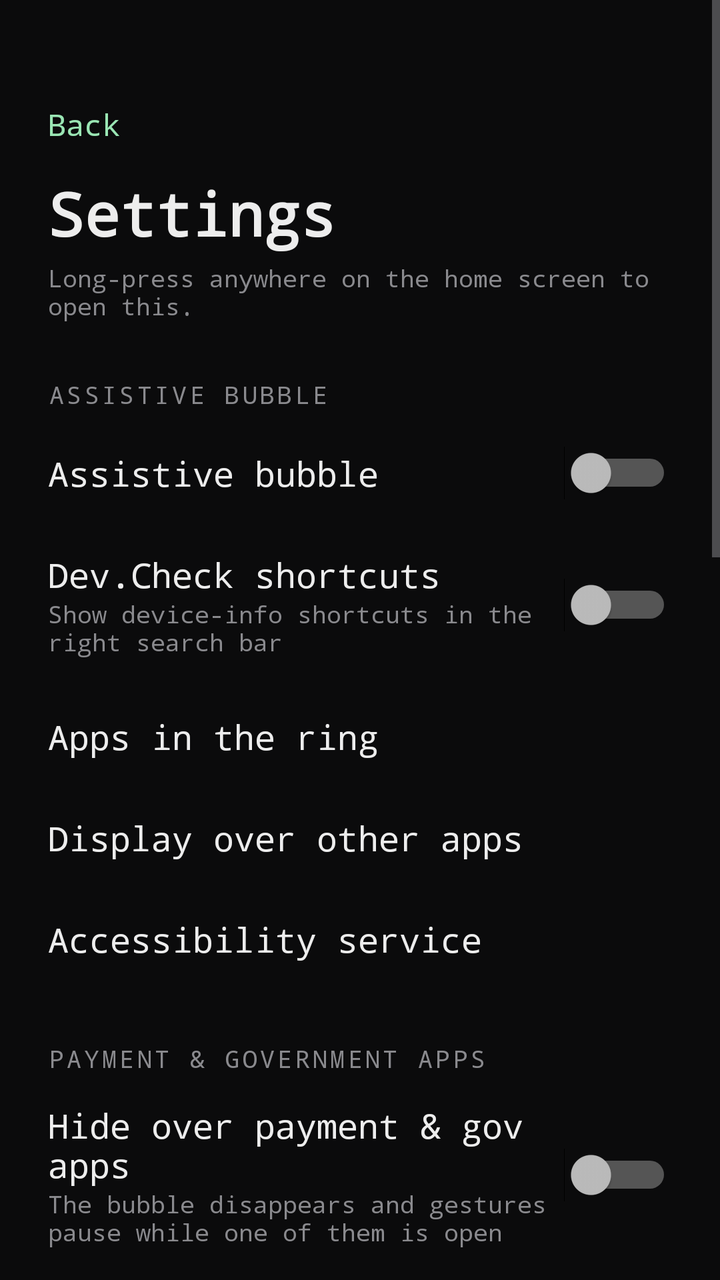
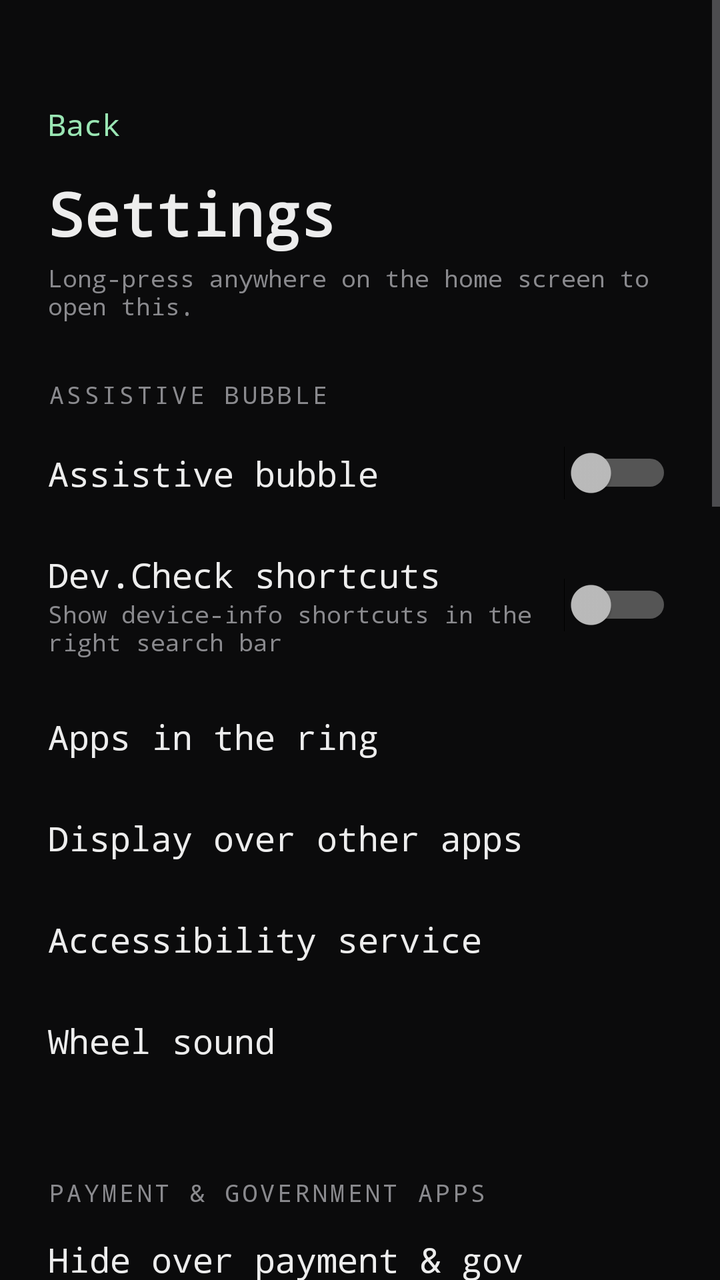

Two renders of the same Android screen: before a commit and after it. Below are the layout's source before the change and the commit's diff.
<!-- AndroidManifest.xml: activity theme Theme.LowDistraction -->
<!-- res/layout/activity_settings.xml -->
<?xml version="1.0" encoding="utf-8"?>
<ScrollView xmlns:android="http://schemas.android.com/apk/res/android"
    android:layout_width="match_parent"
    android:layout_height="match_parent"
    android:background="@color/background"
    android:fillViewport="true">

    <LinearLayout
        android:layout_width="match_parent"
        android:layout_height="wrap_content"
        android:orientation="vertical"
        android:paddingStart="24dp"
        android:paddingTop="44dp"
        android:paddingEnd="24dp"
        android:paddingBottom="40dp">

        <TextView
            android:id="@+id/back"
            android:layout_width="wrap_content"
            android:layout_height="wrap_content"
            android:paddingTop="8dp"
            android:paddingBottom="8dp"
            android:text="@string/settings_back"
            android:textColor="@color/accent"
            android:textSize="15sp"
            android:fontFamily="monospace" />

        <TextView
            android:layout_width="wrap_content"
            android:layout_height="wrap_content"
            android:layout_marginTop="6dp"
            android:text="@string/settings_title"
            android:textColor="@color/textPrimary"
            android:textSize="30sp"
            android:textStyle="bold"
            android:fontFamily="monospace" />

        <TextView
            android:layout_width="match_parent"
            android:layout_height="wrap_content"
            android:layout_marginTop="4dp"
            android:text="@string/settings_hint_long_press"
            android:textColor="@color/textSecondary"
            android:textSize="12sp"
            android:fontFamily="monospace" />

        
        <TextView
            android:layout_width="wrap_content"
            android:layout_height="wrap_content"
            android:layout_marginTop="28dp"
            android:text="@string/settings_section_bubble"
            android:textColor="@color/textSecondary"
            android:textSize="12sp"
            android:letterSpacing="0.12"
            android:fontFamily="monospace" />

        <LinearLayout
            android:layout_width="match_parent"
            android:layout_height="wrap_content"
            android:layout_marginTop="6dp"
            android:gravity="center_vertical"
            android:orientation="horizontal">

            <TextView
                android:layout_width="0dp"
                android:layout_height="wrap_content"
                android:layout_weight="1"
                android:paddingTop="14dp"
                android:paddingBottom="14dp"
                android:text="@string/bubble_settings"
                android:textColor="@color/textPrimary"
                android:textSize="17sp"
                android:fontFamily="monospace" />

            <Switch
                android:id="@+id/bubble_switch"
                android:layout_width="wrap_content"
                android:layout_height="wrap_content" />
        </LinearLayout>

        <LinearLayout
            android:layout_width="match_parent"
            android:layout_height="wrap_content"
            android:gravity="center_vertical"
            android:orientation="horizontal">

            <LinearLayout
                android:layout_width="0dp"
                android:layout_height="wrap_content"
                android:layout_weight="1"
                android:orientation="vertical"
                android:paddingTop="14dp"
                android:paddingBottom="14dp">

                <TextView
                    android:layout_width="match_parent"
                    android:layout_height="wrap_content"
                    android:text="@string/settings_row_devcheck"
                    android:textColor="@color/textPrimary"
                    android:textSize="17sp"
                    android:fontFamily="monospace" />

                <TextView
                    android:layout_width="match_parent"
                    android:layout_height="wrap_content"
                    android:text="@string/settings_devcheck_desc"
                    android:textColor="@color/textSecondary"
                    android:textSize="12sp"
                    android:fontFamily="monospace" />
            </LinearLayout>

            <Switch
                android:id="@+id/devcheck_switch"
                android:layout_width="wrap_content"
                android:layout_height="wrap_content" />
        </LinearLayout>

        <TextView
            android:id="@+id/row_pick_apps"
            android:layout_width="match_parent"
            android:layout_height="wrap_content"
            android:background="?android:attr/selectableItemBackground"
            android:paddingTop="14dp"
            android:paddingBottom="14dp"
            android:text="@string/settings_row_pick_apps"
            android:textColor="@color/textPrimary"
            android:textSize="17sp"
            android:fontFamily="monospace" />

        <TextView
            android:id="@+id/row_overlay"
            android:layout_width="match_parent"
            android:layout_height="wrap_content"
            android:background="?android:attr/selectableItemBackground"
            android:paddingTop="14dp"
            android:paddingBottom="14dp"
            android:text="@string/settings_row_overlay"
            android:textColor="@color/textPrimary"
            android:textSize="17sp"
            android:fontFamily="monospace" />

        <TextView
            android:id="@+id/row_accessibility"
            android:layout_width="match_parent"
            android:layout_height="wrap_content"
            android:background="?android:attr/selectableItemBackground"
            android:paddingTop="14dp"
            android:paddingBottom="14dp"
            android:text="@string/settings_row_accessibility"
            android:textColor="@color/textPrimary"
            android:textSize="17sp"
            android:fontFamily="monospace" />

        
        <TextView
            android:layout_width="wrap_content"
            android:layout_height="wrap_content"
            android:layout_marginTop="26dp"
            android:text="@string/settings_section_privacy"
            android:textColor="@color/textSecondary"
            android:textSize="12sp"
            android:letterSpacing="0.12"
            android:fontFamily="monospace" />

        <LinearLayout
            android:layout_width="match_parent"
            android:layout_height="wrap_content"
            android:gravity="center_vertical"
            android:orientation="horizontal">

            <LinearLayout
                android:layout_width="0dp"
                android:layout_height="wrap_content"
                android:layout_weight="1"
                android:orientation="vertical"
                android:paddingTop="14dp"
                android:paddingBottom="14dp">

                <TextView
                    android:layout_width="match_parent"
                    android:layout_height="wrap_content"
                    android:text="@string/settings_row_sensitive"
                    android:textColor="@color/textPrimary"
                    android:textSize="17sp"
                    android:fontFamily="monospace" />

                <TextView
                    android:layout_width="match_parent"
                    android:layout_height="wrap_content"
                    android:text="@string/settings_sensitive_desc"
                    android:textColor="@color/textSecondary"
                    android:textSize="12sp"
                    android:fontFamily="monospace" />
            </LinearLayout>

            <Switch
                android:id="@+id/sensitive_switch"
                android:layout_width="wrap_content"
                android:layout_height="wrap_content" />
        </LinearLayout>

        <TextView
            android:id="@+id/row_sensitive_manage"
            android:layout_width="match_parent"
            android:layout_height="wrap_content"
            android:background="?android:attr/selectableItemBackground"
            android:paddingTop="14dp"
            android:paddingBottom="14dp"
            android:text="@string/settings_row_sensitive_manage"
            android:textColor="@color/textPrimary"
            android:textSize="17sp"
            android:fontFamily="monospace" />

        <LinearLayout
            android:layout_width="match_parent"
            android:layout_height="wrap_content"
            android:gravity="center_vertical"
            android:orientation="horizontal">

            <LinearLayout
                android:layout_width="0dp"
                android:layout_height="wrap_content"
                android:layout_weight="1"
                android:orientation="vertical"
                android:paddingTop="14dp"
                android:paddingBottom="14dp">

                <TextView
                    android:layout_width="match_parent"
                    android:layout_height="wrap_content"
                    android:text="@string/settings_row_strict"
                    android:textColor="@color/textPrimary"
                    android:textSize="17sp"
                    android:fontFamily="monospace" />

                <TextView
                    android:layout_width="match_parent"
                    android:layout_height="wrap_content"
                    android:text="@string/settings_strict_desc"
                    android:textColor="@color/textSecondary"
                    android:textSize="12sp"
                    android:fontFamily="monospace" />
            </LinearLayout>

            <Switch
                android:id="@+id/strict_switch"
                android:layout_width="wrap_content"
                android:layout_height="wrap_content" />
        </LinearLayout>

        
        <TextView
            android:layout_width="wrap_content"
            android:layout_height="wrap_content"
            android:layout_marginTop="26dp"
            android:text="@string/settings_section_launcher"
            android:textColor="@color/textSecondary"
            android:textSize="12sp"
            android:letterSpacing="0.12"
            android:fontFamily="monospace" />

        <TextView
            android:id="@+id/row_hidden"
            android:layout_width="match_parent"
            android:layout_height="wrap_content"
            android:background="?android:attr/selectableItemBackground"
            android:paddingTop="14dp"
            android:paddingBottom="14dp"
            android:text="@string/settings_row_hidden"
            android:textColor="@color/textPrimary"
            android:textSize="17sp"
            android:fontFamily="monospace" />

        <LinearLayout
            android:id="@+id/row_default"
            android:layout_width="match_parent"
            android:layout_height="wrap_content"
            android:background="?android:attr/selectableItemBackground"
            android:orientation="vertical"
            android:paddingTop="14dp"
            android:paddingBottom="14dp">

            <TextView
                android:layout_width="match_parent"
                android:layout_height="wrap_content"
                android:text="@string/settings_row_default"
                android:textColor="@color/textPrimary"
                android:textSize="17sp"
                android:fontFamily="monospace" />

            <TextView
                android:layout_width="match_parent"
                android:layout_height="wrap_content"
                android:text="@string/settings_row_default_desc"
                android:textColor="@color/textSecondary"
                android:textSize="12sp"
                android:fontFamily="monospace" />
        </LinearLayout>

        <LinearLayout
            android:id="@+id/row_sources"
            android:layout_width="match_parent"
            android:layout_height="wrap_content"
            android:background="?android:attr/selectableItemBackground"
            android:orientation="vertical"
            android:paddingTop="14dp"
            android:paddingBottom="14dp">

            <TextView
                android:layout_width="match_parent"
                android:layout_height="wrap_content"
                android:text="@string/settings_row_sources"
                android:textColor="@color/textPrimary"
                android:textSize="17sp"
                android:fontFamily="monospace" />

            <TextView
                android:id="@+id/sourcesDesc"
                android:layout_width="match_parent"
                android:layout_height="wrap_content"
                android:text="@string/settings_sources_desc"
                android:textColor="@color/textSecondary"
                android:textSize="12sp"
                android:fontFamily="monospace" />
        </LinearLayout>

        <LinearLayout
            android:id="@+id/row_appearance"
            android:layout_width="match_parent"
            android:layout_height="wrap_content"
            android:background="?android:attr/selectableItemBackground"
            android:orientation="vertical"
            android:paddingTop="14dp"
            android:paddingBottom="14dp">

            <TextView
                android:layout_width="match_parent"
                android:layout_height="wrap_content"
                android:text="@string/settings_row_appearance"
                android:textColor="@color/textPrimary"
                android:textSize="17sp"
                android:fontFamily="monospace" />

            <TextView
                android:layout_width="match_parent"
                android:layout_height="wrap_content"
                android:text="@string/settings_appearance_desc"
                android:textColor="@color/textSecondary"
                android:textSize="12sp"
                android:fontFamily="monospace" />
        </LinearLayout>

        <LinearLayout
            android:id="@+id/row_guide"
            android:layout_width="match_parent"
            android:layout_height="wrap_content"
            android:background="?android:attr/selectableItemBackground"
            android:orientation="vertical"
            android:paddingTop="14dp"
            android:paddingBottom="14dp">

            <TextView
                android:layout_width="match_parent"
                android:layout_height="wrap_content"
                android:text="@string/settings_row_guide"
                android:textColor="@color/textPrimary"
                android:textSize="17sp"
                android:fontFamily="monospace" />

            <TextView
                android:layout_width="match_parent"
                android:layout_height="wrap_content"
                android:text="@string/settings_guide_desc"
                android:textColor="@color/textSecondary"
                android:textSize="12sp"
                android:fontFamily="monospace" />
        </LinearLayout>

        
        <TextView
            android:layout_width="wrap_content"
            android:layout_height="wrap_content"
            android:layout_marginTop="26dp"
            android:text="@string/settings_section_about"
            android:textColor="@color/textSecondary"
            android:textSize="12sp"
            android:letterSpacing="0.12"
            android:fontFamily="monospace" />

        <LinearLayout
            android:id="@+id/row_updates"
            android:layout_width="match_parent"
            android:layout_height="wrap_content"
            android:background="?android:attr/selectableItemBackground"
            android:orientation="vertical"
            android:paddingTop="14dp"
            android:paddingBottom="14dp">

            <TextView
                android:layout_width="match_parent"
                android:layout_height="wrap_content"
                android:text="@string/settings_row_updates"
                android:textColor="@color/textPrimary"
                android:textSize="17sp"
                android:fontFamily="monospace" />

            <TextView
                android:id="@+id/updatesDesc"
                android:layout_width="match_parent"
                android:layout_height="wrap_content"
                android:textColor="@color/textSecondary"
                android:textSize="12sp"
                android:fontFamily="monospace" />
        </LinearLayout>

        <LinearLayout
            android:id="@+id/row_contact"
            android:layout_width="match_parent"
            android:layout_height="wrap_content"
            android:background="?android:attr/selectableItemBackground"
            android:gravity="center_vertical"
            android:orientation="horizontal"
            android:paddingTop="14dp"
            android:paddingBottom="14dp">

            <TextView
                android:layout_width="0dp"
                android:layout_height="wrap_content"
                android:layout_weight="1"
                android:text="@string/settings_row_contact"
                android:textColor="@color/textPrimary"
                android:textSize="17sp"
                android:fontFamily="monospace" />

            <TextView
                android:layout_width="wrap_content"
                android:layout_height="wrap_content"
                android:text="@string/contact_instagram"
                android:textColor="@color/accent"
                android:textSize="15sp"
                android:fontFamily="monospace" />
        </LinearLayout>

        <TextView
            android:layout_width="match_parent"
            android:layout_height="wrap_content"
            android:layout_marginTop="10dp"
            android:text="@string/settings_no_trackers"
            android:textColor="@color/textSecondary"
            android:textSize="12sp"
            android:lineSpacingExtra="3dp"
            android:fontFamily="monospace" />
    </LinearLayout>
</ScrollView>
<!-- resources referenced by this layout -->
<resources>
  <color name="accent">#9AE6B4</color>
  <color name="background">#0B0B0C</color>
  <color name="textPrimary">#EDEDED</color>
  <color name="textSecondary">#8A8A8E</color>
  <string name="bubble_settings">Assistive bubble</string>
  <string name="contact_instagram">@osintgram_io</string>
  <string name="settings_appearance_desc">List style, icons, text size and themes</string>
  <string name="settings_back">Back</string>
  <string name="settings_devcheck_desc">Show device-info shortcuts in the right search bar</string>
  <string name="settings_guide_desc">Replay the first-run guide</string>
  <string name="settings_hint_long_press">Long-press anywhere on the home screen to open this.</string>
  <string name="settings_no_trackers">This app has no analytics and no trackers. The link above is just a plain web link you can tap — nothing is sent anywhere by the app itself.</string>
  <string name="settings_row_accessibility">Accessibility service</string>
  <string name="settings_row_appearance">Appearance</string>
  <string name="settings_row_contact">Ask for more features</string>
  <string name="settings_row_default">Set as default launcher</string>
  <string name="settings_row_default_desc">Opens the system screen where the launcher is chosen</string>
  <string name="settings_row_devcheck">Dev.Check shortcuts</string>
  <string name="settings_row_guide">How to use</string>
  <string name="settings_row_hidden">Hidden apps</string>
  <string name="settings_row_overlay">Display over other apps</string>
  <string name="settings_row_pick_apps">Apps in the ring</string>
  <string name="settings_row_sensitive">Hide over payment &amp; gov apps</string>
  <string name="settings_row_sensitive_manage">Sensitive apps</string>
  <string name="settings_row_sources">Search sources</string>
  <string name="settings_row_strict">Also pause accessibility</string>
  <string name="settings_row_updates">Check for updates</string>
  <string name="settings_section_about">ABOUT</string>
  <string name="settings_section_bubble">ASSISTIVE BUBBLE</string>
  <string name="settings_section_launcher">LAUNCHER</string>
  <string name="settings_section_privacy">PAYMENT &amp; GOVERNMENT APPS</string>
  <string name="settings_sensitive_desc">The bubble disappears and gestures pause while one of them is open</string>
  <string name="settings_sources_desc">What the second search box looks through</string>
  <string name="settings_strict_desc">Off by default. Android cannot switch accessibility back on by itself, so you will be asked to restore it.</string>
  <string name="settings_title">Settings</string>
  <style name="Theme.LowDistraction" parent="android:Theme.Material.NoActionBar">
          <item name="android:windowBackground">@color/background</item>
          <item name="android:colorBackground">@color/background</item>
          <item name="android:textColorPrimary">@color/textPrimary</item>
          <item name="android:textColorSecondary">@color/textSecondary</item>
          <item name="android:colorAccent">@color/accent</item>
          <item name="android:statusBarColor">@color/background</item>
          <item name="android:navigationBarColor">@color/background</item>
          <item name="android:windowLightStatusBar">false</item>
      </style>
</resources>

<!-- the commit's change to res/layout/activity_settings.xml (unified diff, before → after) -->
@@ -152,6 +152,32 @@
             android:textSize="17sp"
             android:fontFamily="monospace" />
 
+        <LinearLayout
+            android:id="@+id/row_wheel_sound"
+            android:layout_width="match_parent"
+            android:layout_height="wrap_content"
+            android:background="?android:attr/selectableItemBackground"
+            android:orientation="vertical"
+            android:paddingTop="14dp"
+            android:paddingBottom="14dp">
+
+            <TextView
+                android:layout_width="match_parent"
+                android:layout_height="wrap_content"
+                android:text="@string/settings_row_wheel_sound"
+                android:textColor="@color/textPrimary"
+                android:textSize="17sp"
+                android:fontFamily="monospace" />
+
+            <TextView
+                android:id="@+id/wheelSoundDesc"
+                android:layout_width="match_parent"
+                android:layout_height="wrap_content"
+                android:textColor="@color/textSecondary"
+                android:textSize="12sp"
+                android:fontFamily="monospace" />
+        </LinearLayout>
+
         
         <TextView
             android:layout_width="wrap_content"
@@ -299,6 +325,32 @@
         </LinearLayout>
 
         <LinearLayout
+            android:id="@+id/row_pinned"
+            android:layout_width="match_parent"
+            android:layout_height="wrap_content"
+            android:background="?android:attr/selectableItemBackground"
+            android:orientation="vertical"
+            android:paddingTop="14dp"
+            android:paddingBottom="14dp">
+
+            <TextView
+                android:layout_width="match_parent"
+                android:layout_height="wrap_content"
+                android:text="@string/settings_row_pinned"
+                android:textColor="@color/textPrimary"
+                android:textSize="17sp"
+                android:fontFamily="monospace" />
+
+            <TextView
+                android:layout_width="match_parent"
+                android:layout_height="wrap_content"
+                android:text="@string/settings_pinned_desc"
+                android:textColor="@color/textSecondary"
+                android:textSize="12sp"
+                android:fontFamily="monospace" />
+        </LinearLayout>
+
+        <LinearLayout
             android:id="@+id/row_sources"
             android:layout_width="match_parent"
             android:layout_height="wrap_content"
<!-- resource entries referenced after the edit -->
@@ -12,6 +12,7 @@
   <string name="settings_guide_desc">Replay the first-run guide</string>
   <string name="settings_hint_long_press">Long-press anywhere on the home screen to open this.</string>
   <string name="settings_no_trackers">This app has no analytics and no trackers. The link above is just a plain web link you can tap — nothing is sent anywhere by the app itself.</string>
+  <string name="settings_pinned_desc">Up to 4 apps in their own bold row at the top</string>
   <string name="settings_row_accessibility">Accessibility service</string>
   <string name="settings_row_appearance">Appearance</string>
   <string name="settings_row_contact">Ask for more features</string>
@@ -22,11 +23,13 @@
   <string name="settings_row_hidden">Hidden apps</string>
   <string name="settings_row_overlay">Display over other apps</string>
   <string name="settings_row_pick_apps">Apps in the ring</string>
+  <string name="settings_row_pinned">Pinned apps</string>
   <string name="settings_row_sensitive">Hide over payment &amp; gov apps</string>
   <string name="settings_row_sensitive_manage">Sensitive apps</string>
   <string name="settings_row_sources">Search sources</string>
   <string name="settings_row_strict">Also pause accessibility</string>
   <string name="settings_row_updates">Check for updates</string>
+  <string name="settings_row_wheel_sound">Wheel sound</string>
   <string name="settings_section_about">ABOUT</string>
   <string name="settings_section_bubble">ASSISTIVE BUBBLE</string>
   <string name="settings_section_launcher">LAUNCHER</string>
